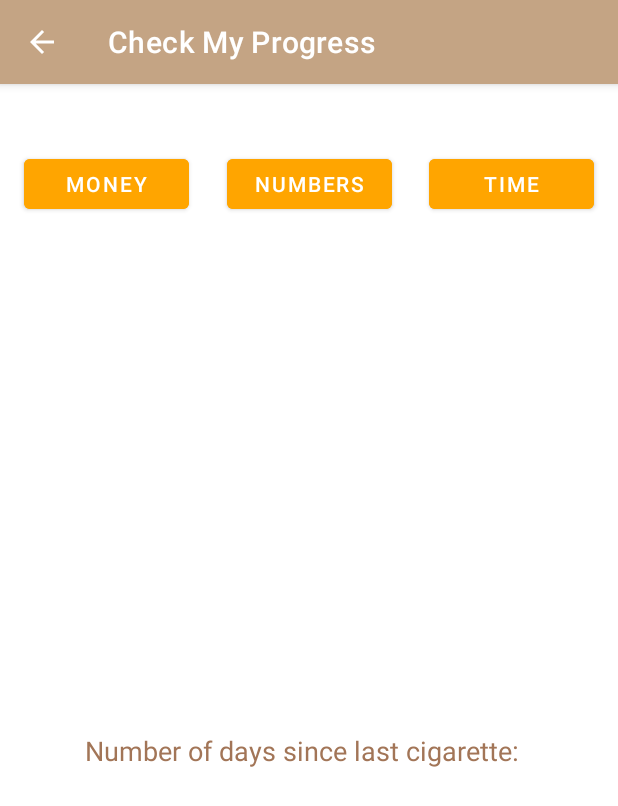
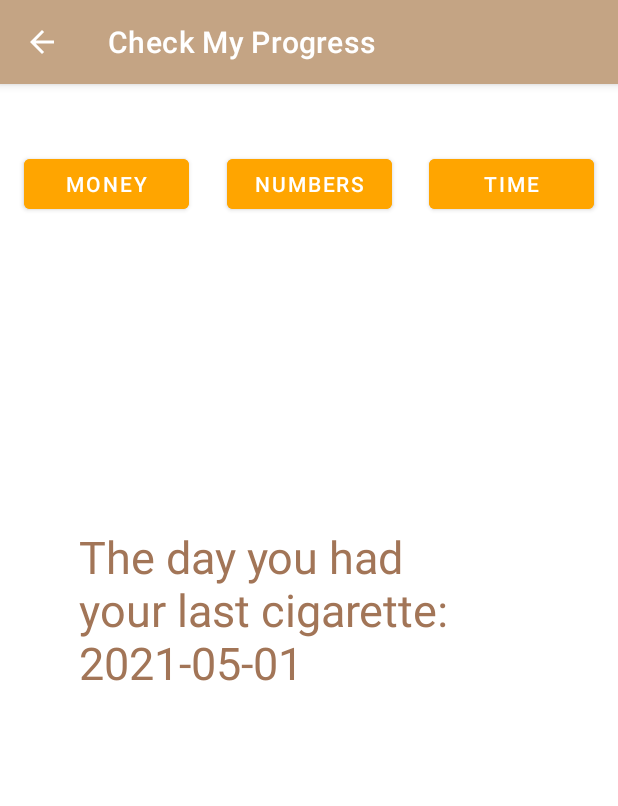
Before and after one commit to BenPare/Nicotine-Knock-App, an Android app: the fragment TimeFragment placed in its activity, on a phone screen of 412 x 824 dp. Shown: the top 806 px of the screen. Run offline under Robolectric (Android 15) with nearby library versions, the phone set to English and light mode, and no system bars.

Commit message:
the time captured by smoke button is displayed in the time fragment on the analytics page and also in the share disambiguated dialog

```diff
--- a/app/src/main/java/fsu/csc3560/bp/nicotineknock/NumericFragment.java
+++ b/app/src/main/java/fsu/csc3560/bp/nicotineknock/NumericFragment.java
@@ -9,9 +9,6 @@ import android.view.ViewGroup;
 import android.widget.TextView;
 
 import androidx.fragment.app.Fragment;
-
-import java.math.BigDecimal;
-import java.math.MathContext;
 
 public class NumericFragment extends Fragment {
     @Override
@@ -25,7 +22,7 @@ public class NumericFragment extends Fragment {
         int noCount = sharedPref.getInt(getString(R.string.negative_count), defCount);
         //I'm sure this math can be optimized somehow
 
-        TextView custom = (TextView) returnView.findViewById(R.id.noCountText);
+        TextView custom = (TextView) returnView.findViewById(R.id.smokeTimeText);
         custom.setText("Number of cigarettes not smoked: " + noCount);
 
         return returnView;
--- a/app/src/main/java/fsu/csc3560/bp/nicotineknock/TimeFragment.java
+++ b/app/src/main/java/fsu/csc3560/bp/nicotineknock/TimeFragment.java
@@ -1,15 +1,32 @@
 package fsu.csc3560.bp.nicotineknock;
 
+import android.content.SharedPreferences;
 import android.os.Bundle;
+import android.preference.PreferenceManager;
 import android.view.LayoutInflater;
 import android.view.View;
 import android.view.ViewGroup;
+import android.widget.TextView;
 
 import androidx.fragment.app.Fragment;
+
+import java.text.SimpleDateFormat;
+import java.util.Date;
 
 public class TimeFragment extends Fragment {
     @Override
     public View onCreateView(LayoutInflater inflater, ViewGroup container, Bundle
             savedInstanceState) {
-        return inflater.inflate(R.layout.timefragment, container, false);
+        View returnView = inflater.inflate(R.layout.timefragment, container, false);
+        SharedPreferences sharedPref = PreferenceManager.getDefaultSharedPreferences(getActivity().getBaseContext());
+        long timeZero = 0;
+        long lastTime = sharedPref.getLong(getString(R.string.smoke_time), timeZero);
+
+        SimpleDateFormat formatter = new SimpleDateFormat("yyyy-MM-dd");
+        Date date = new Date(lastTime);
+
+        TextView stText = (TextView) returnView.findViewById(R.id.smokeTimeText);
+        stText.setText("The day you had your last cigarette: " + formatter.format(date));
+
+        return returnView;
     }}
--- a/app/src/main/res/layout/activity_get_started.xml
+++ b/app/src/main/res/layout/activity_get_started.xml
@@ -31,7 +31,7 @@
         android:onClick="notButton"
         android:text="But I'm not going to!"
         android:textSize="30sp"
-        app:layout_constraintBottom_toTopOf="@+id/button8"
+        app:layout_constraintBottom_toTopOf="@+id/smokeButton"
         app:layout_constraintEnd_toEndOf="parent"
         app:layout_constraintHorizontal_bias="0.505"
         app:layout_constraintStart_toStartOf="parent"
@@ -51,12 +51,13 @@
         app:layout_constraintTop_toTopOf="parent" />
 
     <Button
-        android:id="@+id/button8"
+        android:id="@+id/smokeButton"
         android:layout_width="320dp"
         android:layout_height="96dp"
         android:layout_marginTop="12dp"
         android:layout_marginBottom="54dp"
         android:backgroundTint="#A27557"
+        android:onClick="didButton"
         android:text="Give in to temptation"
         android:textSize="30sp"
         app:layout_constraintBottom_toBottomOf="parent"
--- a/app/src/main/res/layout/numericfragment.xml
+++ b/app/src/main/res/layout/numericfragment.xml
@@ -7,7 +7,7 @@
     android:orientation="vertical">
 
     <TextView
-        android:id="@+id/noCountText"
+        android:id="@+id/smokeTimeText"
         android:layout_width="298dp"
         android:layout_height="88dp"
         android:layout_gravity="center_horizontal"
@@ -32,6 +32,6 @@
         app:layout_constraintBottom_toBottomOf="parent"
         app:layout_constraintEnd_toEndOf="parent"
         app:layout_constraintStart_toStartOf="parent"
-        app:layout_constraintTop_toBottomOf="@+id/noCountText" />
+        app:layout_constraintTop_toBottomOf="@+id/smokeTimeText" />
 
 </androidx.constraintlayout.widget.ConstraintLayout>
--- a/app/src/main/res/layout/timefragment.xml
+++ b/app/src/main/res/layout/timefragment.xml
@@ -7,17 +7,17 @@
     android:orientation="vertical">
 
     <TextView
-        android:id="@+id/noCountText"
-        android:layout_width="298dp"
-        android:layout_height="88dp"
+        android:id="@+id/smokeTimeText"
+        android:layout_width="305dp"
+        android:layout_height="179dp"
         android:layout_gravity="center_horizontal"
-        android:layout_marginBottom="248dp"
-        android:text="Number of days since last cigarette:"
+        android:text="Date of last cigarette:"
         android:textColor="#A27557"
-        android:textSize="18sp"
+        android:textSize="30sp"
         app:layout_constraintBottom_toBottomOf="parent"
         app:layout_constraintEnd_toEndOf="parent"
         app:layout_constraintHorizontal_bias="0.495"
-        app:layout_constraintStart_toStartOf="parent" />
+        app:layout_constraintStart_toStartOf="parent"
+        app:layout_constraintTop_toTopOf="parent" />
 
 </androidx.constraintlayout.widget.ConstraintLayout>
--- a/app/src/main/res/values/strings.xml
+++ b/app/src/main/res/values/strings.xml
@@ -5,6 +5,7 @@
     <string name="settings_file">settings.txt</string>
     <string name="decimal_title">Ignore Decimal</string>
     <string name="negative_count">This is the count for cigarettes not smoked</string>
+    <string name="smoke_time">This is the count for the last time the user smoked</string>
 
     <!--these quotes should be about addiction or overcoming obstacles-->
 
```
Also changed, not shown: app/src/main/java/fsu/csc3560/bp/nicotineknock/GetStartedActivity.java (+9 -0 lines), app/src/main/java/fsu/csc3560/bp/nicotineknock/MainActivity.java (+10 -1 lines).
